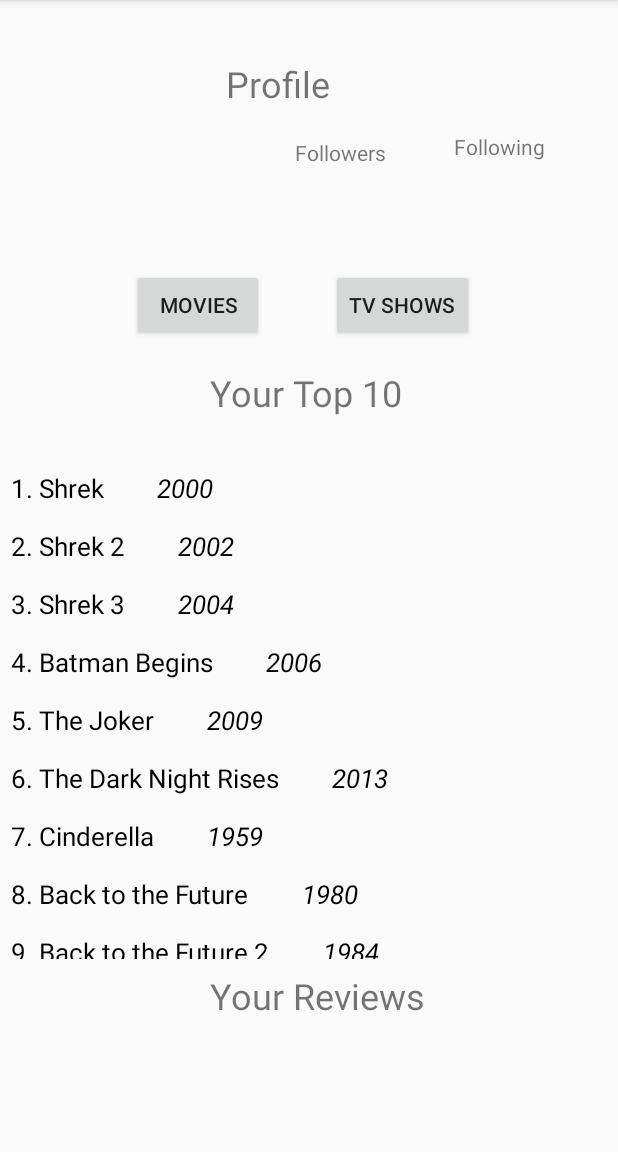
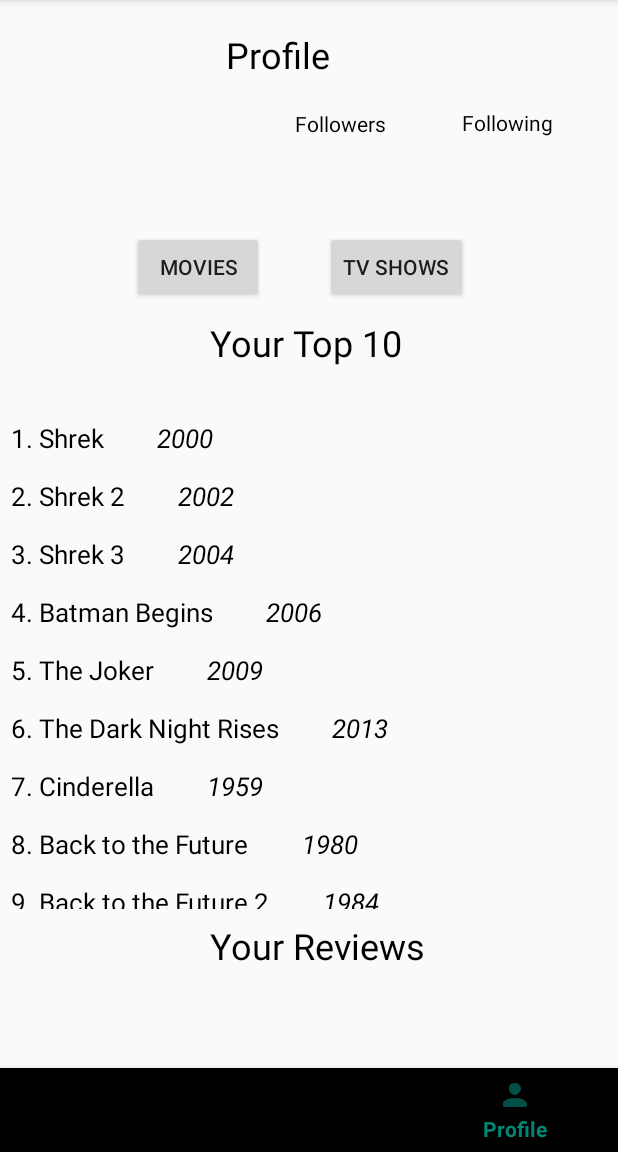
Before and after one commit to jonahperna123/TOFinalProject, an Android app: the ViewProfileActivity screen opened directly, with no data from a screen before it, on a phone screen of 412 x 824 dp, the part 84-1236 px from its top. Run offline under Robolectric (Android 15) with nearby library versions, the phone set to English and light mode, and no system bars; our stand-ins replace Firebase (no records; nobody signed in at launch, a user with empty details on screens opened directly); network calls fail; 2 statements that could not run were skipped.

Commit message:
Added BottomNavigationView to ProfileActivity

```diff
--- a/app/src/main/java/com/example/tofinalproject/ViewProfileActivity.java
+++ b/app/src/main/java/com/example/tofinalproject/ViewProfileActivity.java
@@ -16,6 +16,7 @@ import android.view.View;
 import android.widget.Button;
 import android.widget.TextView;
 
+import com.google.android.material.bottomnavigation.BottomNavigationView;
 import com.google.firebase.database.DataSnapshot;
 import com.google.firebase.database.DatabaseError;
 import com.google.firebase.database.DatabaseReference;
@@ -24,10 +25,12 @@ import com.google.firebase.database.ValueEventListener;
 
 import java.util.ArrayList;
 
-public class ViewProfileActivity extends AppCompatActivity implements View.OnClickListener {
+public class ViewProfileActivity extends AppCompatActivity implements View.OnClickListener, BottomNavigationView.OnNavigationItemSelectedListener {
 
     Button buttonViewTvShows, buttonViewMovies;
     TextView textViewFollowers, textViewFollowing;
+    BottomNavigationView nav;
+
     ArrayList<Movie> moviesRated = new ArrayList<>();
     ArrayList<Episode> tvShowsRated = new ArrayList<>();
     ArrayList<Review> userReviews = new ArrayList<>();
@@ -36,6 +39,11 @@ public class ViewProfileActivity extends AppCompatActivity implements View.OnCli
     protected void onCreate(Bundle savedInstanceState) {
         super.onCreate(savedInstanceState);
         setContentView(R.layout.activity_view_profile);
+
+        nav = findViewById(R.id.nav_ViewProfileActivity);
+        // select Profile as the checked item
+        nav.setSelectedItemId(R.id.profile_BottomNavBar);
+        nav.setOnNavigationItemSelectedListener(this);
 
         buttonViewTvShows = findViewById(R.id.buttonViewTVShows);
         buttonViewMovies = findViewById(R.id.buttonViewMovies);
@@ -318,4 +326,22 @@ public class ViewProfileActivity extends AppCompatActivity implements View.OnCli
         return super.onOptionsItemSelected(item);
     }
 
+    @Override
+    public boolean onNavigationItemSelected(@NonNull MenuItem menuItem) {
+        switch (menuItem.getItemId()) {
+            case R.id.home_BottomNavBar:
+                Intent homeIntent = new Intent(this, homePageActivity.class);
+                startActivity(homeIntent);
+                return true;
+            case R.id.search_BottomNavBar:
+                Intent searchIntent = new Intent(this, SearchActivity.class);
+                startActivity(searchIntent);
+                return true;
+            case R.id.profile_BottomNavBar:
+                // already in Profile
+                return true;
+            default:
+                return false;
+        }
+    }
 }
--- a/app/src/main/res/layout/activity_view_profile.xml
+++ b/app/src/main/res/layout/activity_view_profile.xml
@@ -1,18 +1,24 @@
 <?xml version="1.0" encoding="utf-8"?>
-<androidx.constraintlayout.widget.ConstraintLayout xmlns:android="http://schemas.android.com/apk/res/android"
+<RelativeLayout xmlns:android="http://schemas.android.com/apk/res/android"
     xmlns:app="http://schemas.android.com/apk/res-auto"
     xmlns:tools="http://schemas.android.com/tools"
     android:layout_width="match_parent"
     android:layout_height="match_parent"
     tools:context=".ViewProfileActivity">
 
+    <androidx.constraintlayout.widget.ConstraintLayout
+        android:layout_width="match_parent"
+        android:layout_height="match_parent"
+        android:layout_above="@+id/nav_ViewProfileActivity">
+
         <TextView
             android:id="@+id/textViewProfileHeader"
             android:layout_width="wrap_content"
             android:layout_height="wrap_content"
             android:layout_marginStart="17dp"
-        android:layout_marginTop="39dp"
+            android:layout_marginTop="20dp"
             android:text="Profile"
+            android:textColor="#000"
             android:textSize="24sp"
             app:layout_constraintStart_toEndOf="@+id/imageView"
             app:layout_constraintTop_toTopOf="parent" />
@@ -23,6 +29,7 @@
             android:layout_height="wrap_content"
             android:layout_marginStart="63dp"
             android:layout_marginTop="20dp"
+            android:textColor="#000"
             android:text="Followers"
             app:layout_constraintStart_toEndOf="@+id/imageView"
             app:layout_constraintTop_toBottomOf="@+id/textViewProfileHeader" />
@@ -32,10 +39,12 @@
             android:layout_width="wrap_content"
             android:layout_height="wrap_content"
             android:layout_marginStart="40dp"
-        android:layout_marginTop="88dp"
+            android:layout_marginTop="72dp"
             android:layout_marginEnd="43dp"
             android:text="Following"
+            android:textColor="#000"
             app:layout_constraintEnd_toEndOf="parent"
+            app:layout_constraintHorizontal_bias="1.0"
             app:layout_constraintStart_toEndOf="@+id/textViewFollowers"
             app:layout_constraintTop_toTopOf="parent" />
 
@@ -52,8 +61,9 @@
             android:id="@+id/textViewFollowingView"
             android:layout_width="wrap_content"
             android:layout_height="wrap_content"
-        android:layout_marginTop="24dp"
+            android:layout_marginTop="20dp"
             android:layout_marginEnd="72dp"
+            android:textColor="#000"
             app:layout_constraintEnd_toEndOf="parent"
             app:layout_constraintTop_toBottomOf="@+id/textViewFollowing" />
 
@@ -62,7 +72,7 @@
             android:layout_width="wrap_content"
             android:layout_height="wrap_content"
             android:layout_marginStart="88dp"
-        android:layout_marginTop="45dp"
+            android:layout_marginTop="20dp"
             android:text="Movies"
             app:layout_constraintStart_toStartOf="parent"
             app:layout_constraintTop_toBottomOf="@+id/imageView" />
@@ -71,8 +81,8 @@
             android:id="@+id/buttonViewTVShows"
             android:layout_width="wrap_content"
             android:layout_height="wrap_content"
-        android:layout_marginTop="68dp"
-        android:layout_marginEnd="96dp"
+            android:layout_marginTop="62dp"
+            android:layout_marginEnd="100dp"
             android:text="TV Shows"
             app:layout_constraintEnd_toEndOf="parent"
             app:layout_constraintTop_toBottomOf="@+id/textViewFollowers" />
@@ -82,8 +92,9 @@
             android:layout_width="wrap_content"
             android:layout_height="wrap_content"
             android:layout_marginStart="140dp"
-        android:layout_marginTop="18dp"
+            android:layout_marginTop="10dp"
             android:text="Your Top 10"
+            android:textColor="#000"
             android:textSize="24sp"
             app:layout_constraintStart_toStartOf="parent"
             app:layout_constraintTop_toBottomOf="@+id/buttonViewMovies" />
@@ -113,6 +124,7 @@
             android:layout_height="wrap_content"
             android:layout_marginStart="140dp"
             android:layout_marginTop="8dp"
+            android:textColor="#000"
             android:text="Your Reviews"
             android:textSize="24sp"
             app:layout_constraintStart_toStartOf="parent"
@@ -141,5 +153,14 @@
             app:layout_constraintStart_toStartOf="parent"
             app:layout_constraintTop_toTopOf="parent"
             tools:srcCompat="@tools:sample/avatars" />
+    </androidx.constraintlayout.widget.ConstraintLayout>
 
-</androidx.constraintlayout.widget.ConstraintLayout>
+    <com.google.android.material.bottomnavigation.BottomNavigationView
+        android:layout_width="match_parent"
+        android:layout_height="56dp"
+        android:layout_alignParentBottom="true"
+        android:id="@+id/nav_ViewProfileActivity"
+        app:menu="@menu/bottomnavbar"/>
+
+
+</RelativeLayout>
--- a/app/src/main/res/layout/profile_review_content.xml
+++ b/app/src/main/res/layout/profile_review_content.xml
@@ -12,7 +12,7 @@
         android:layout_width="100dp"
         android:layout_height="wrap_content"
         android:layout_marginStart="9dp"
-        android:layout_marginTop="15dp"
+        android:layout_marginTop="8dp"
         android:text="Content Title"
         android:textColor="#000"
         android:textSize="18sp"
@@ -24,7 +24,7 @@
         android:layout_width="180dp"
         android:layout_height="wrap_content"
         android:layout_marginStart="20dp"
-        android:layout_marginTop="18dp"
+        android:layout_marginTop="10dp"
         android:layout_toRightOf="@id/contentTitle"
         android:text="review "
         android:textColor="#000"
@@ -35,7 +35,7 @@
         android:id="@+id/textViewRating"
         android:layout_width="wrap_content"
         android:layout_height="wrap_content"
-        android:layout_marginTop="18dp"
+        android:layout_marginTop="10dp"
         android:layout_marginEnd="20dp"
         android:layout_toRightOf="@id/descriptionView"
         android:text="rating"
```
Lines whose indentation alone changed are shown as unchanged.
